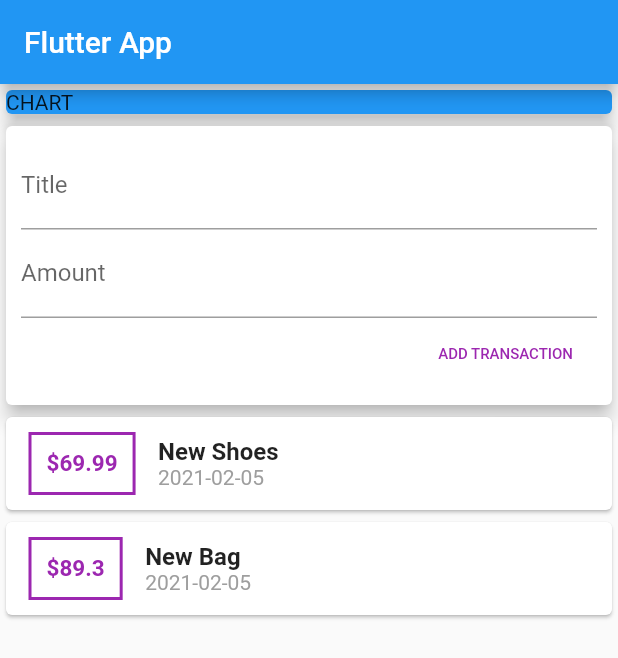
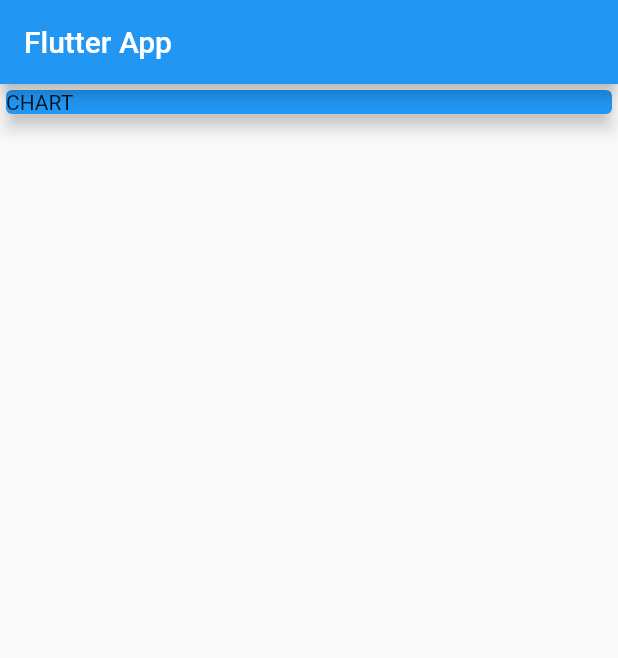
Before and after one commit to KavisaraSrisuwatcharee/udemy-flutter, a Flutter app: the screen it shows after launch, on a phone screen of 412 x 824 dp. Shown: the top 658 px of the screen. Run offline on Flutter 3.47's test engine with Material 2 defaults, Android fonts, the phone set to English and light mode, and no system bars.

Commit message:
[ADD] move file

```diff
--- a/personal_expense/lib/main.dart
+++ b/personal_expense/lib/main.dart
@@ -1,6 +1,5 @@
 import 'package:flutter/material.dart';
-import 'package:intl/intl.dart';
-import './transaction.dart';
+import './widgets/user_transaction.dart';
 
 void main() {
   runApp(MyApp());
@@ -17,11 +16,9 @@ class MyApp extends StatelessWidget {
 }
 
 class MyHomePage extends StatelessWidget {
-  final List<Transaction> transaction = [
-    Transaction(
-        id: 't1', title: 'New Shoes', amount: 69.99, date: DateTime.now()),
-    Transaction(id: 't2', title: 'New Bag', amount: 89.30, date: DateTime.now())
-  ];
+  // String titleInput;
+  // String amountInput;
+
   @override
   Widget build(BuildContext context) {
     return Scaffold(
@@ -40,70 +37,6 @@ class MyHomePage extends StatelessWidget {
               elevation: 5,
             ),
           ),
-          Card(
-            elevation: 5,
-            child: Container(
-              padding: EdgeInsets.all(10),
-              child: Column(
-                crossAxisAlignment: CrossAxisAlignment.end,
-                children: <Widget>[
-                  TextField(
-                    decoration: InputDecoration(labelText: 'Title'),
-                  ),
-                  TextField(
-                    decoration: InputDecoration(labelText: 'Amount'),
-                  ),
-                  FlatButton(
-                    onPressed: () {},
-                    child: Text(
-                      'ADD TRANSACTION',
-                      style: TextStyle(fontSize: 10),
-                    ),
-                    textColor: Colors.purple,
-                  )
-                ],
-              ),
-            ),
-          ),
-          Column(
-            children: transaction.map((tx) {
-              return Card(
-                child: Row(
-                  children: <Widget>[
-                    Container(
-                      margin:
-                          EdgeInsets.symmetric(vertical: 10, horizontal: 15),
-                      decoration: BoxDecoration(
-                          border: Border.all(color: Colors.purple, width: 2)),
-                      padding: EdgeInsets.all(10),
-                      child: Text(
-                        '\$${tx.amount}',
-                        style: TextStyle(
-                          fontWeight: FontWeight.bold,
-                          fontSize: 15,
-                          color: Colors.purple,
-                        ),
-                      ),
-                    ),
-                    Column(
-                      crossAxisAlignment: CrossAxisAlignment.start,
-                      children: <Widget>[
-                        Text(
-                          tx.title,
-                          style: TextStyle(
-                              fontSize: 16, fontWeight: FontWeight.bold),
-                        ),
-                        Text(
-                          DateFormat('yyyy-MM-dd').format(tx.date),
-                          style: TextStyle(color: Colors.grey),
-                        ),
-                      ],
-                    )
-                  ],
-                ),
-              );
-            }).toList(),
-          )
         ],
       ),
     );
```
Also changed, not shown: personal_expense/lib/widgets/new_transaction.dart (added, +40 -0 lines), personal_expense/lib/widgets/transaction_list.dart (added, +46 -0 lines), personal_expense/lib/widgets/user_transaction.dart (added, +23 -0 lines), personal_expense/lib/models/transaction.dart (renamed from personal_expense/lib/transaction.dart).
